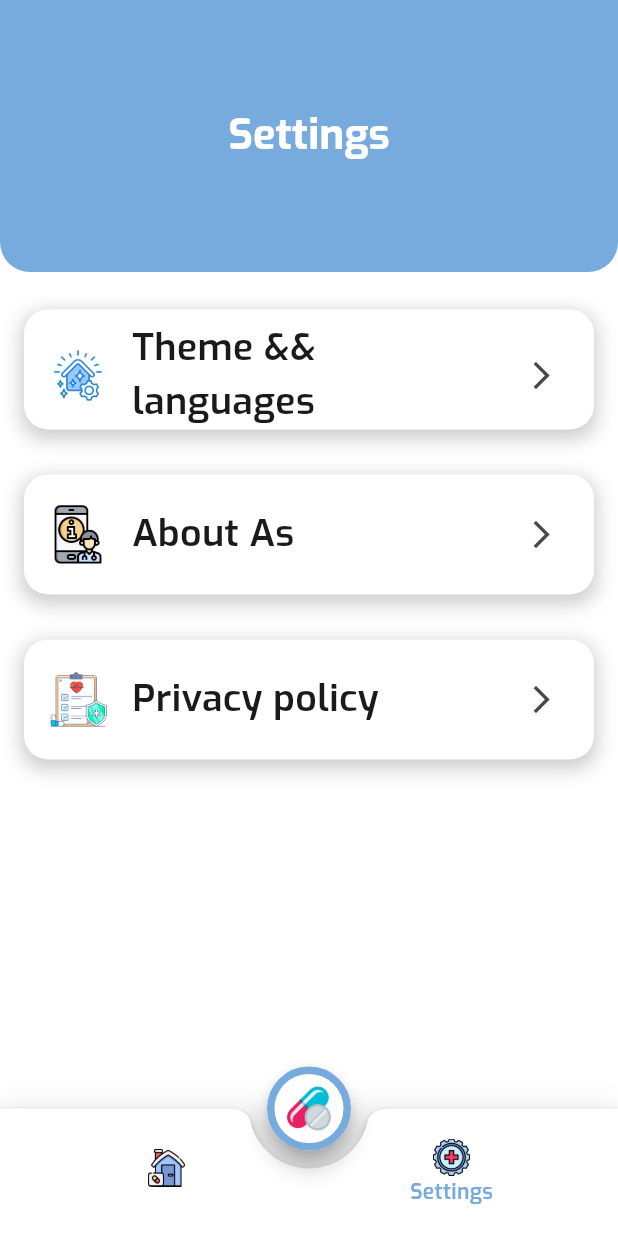
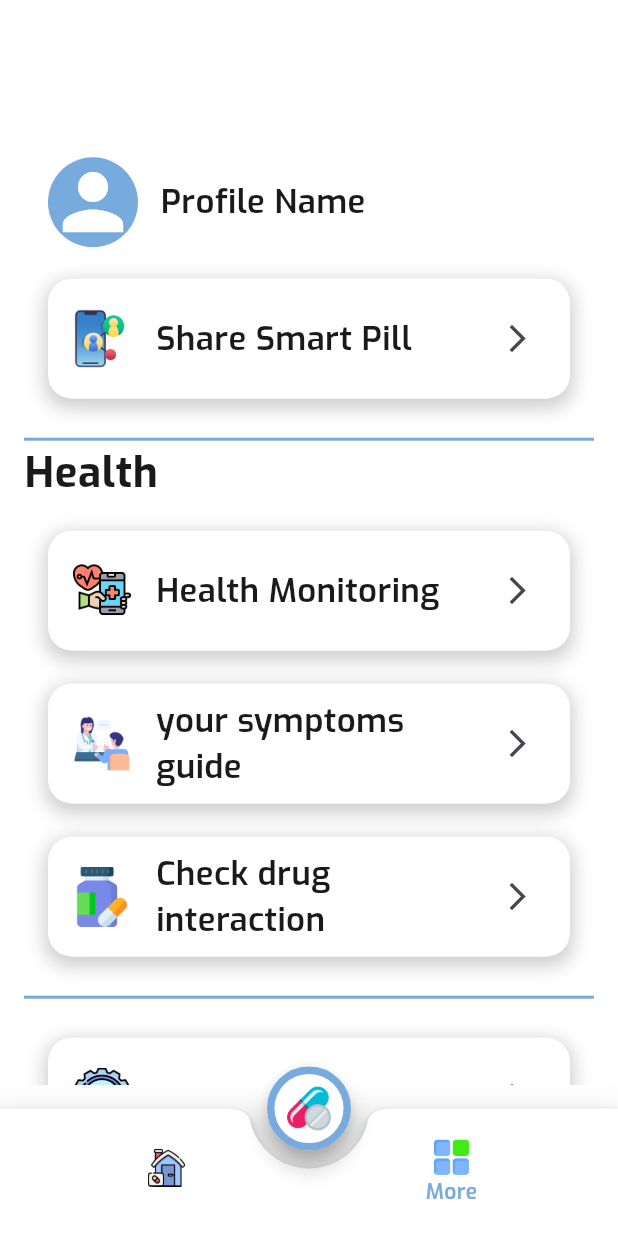
Before and after one commit to AbdAlrahmanmohamedelsayed/smartpill, a Flutter app: the LayoutView screen opened by its route, item 2 of the bottom bar chosen, on a phone screen of 412 x 824 dp. Run offline on Flutter 3.47's test engine with Material 3 defaults, Android fonts, the phone set to English and light mode, and no system bars; our stand-ins replace animate_do, animated_custom_dropdown, easy_date_timeline, flutter_onboarding_slider, lottie.

Commit message:
add drug intercation and chat tips and health moi

```diff
--- a/lib/core/config/appRouter.dart
+++ b/lib/core/config/appRouter.dart
@@ -2,10 +2,14 @@ import 'package:flutter/material.dart';
 import 'package:smartpill/core/config/page_routes_name.dart';
 import 'package:smartpill/features/layout/layout_view.dart';
 import 'package:smartpill/features/screens/Auth/log/Login_view.dart';
+import 'package:smartpill/features/screens/HealthMonitoring/health_view.dart';
 import 'package:smartpill/features/screens/admin/admin_view.dart';
+import 'package:smartpill/features/screens/chatTips/Chat_view.dart';
+import 'package:smartpill/features/screens/drug_interaction/drug_interaction_view.dart';
 import 'package:smartpill/features/screens/onboarding/onboarding_view.dart';
 import 'package:smartpill/features/screens/Auth/signup/signUp_view.dart';
 import 'package:smartpill/features/screens/settings/setting_screens/theme_and_lang_view.dart';
+import 'package:smartpill/features/screens/settings/settings_view.dart';
 import 'package:smartpill/features/screens/splash/splashview.dart';
 
 class AppRouter {
@@ -29,9 +33,21 @@ class AppRouter {
       case PageRoutesName.admin:
         return MaterialPageRoute(
             builder: (context) => AdminView(), settings: settings);
-      case PageRoutesName.theme:
+      case PageRoutesName.themeapp:
         return MaterialPageRoute(
             builder: (context) => ThemeandLangView(), settings: settings);
+      case PageRoutesName.healthMonitoring:
+        return MaterialPageRoute(
+            builder: (context) => HealthView(), settings: settings);
+      case PageRoutesName.druginteraction:
+        return MaterialPageRoute(
+            builder: (context) => DrugInteractionView(), settings: settings);
+      case PageRoutesName.chatTips:
+        return MaterialPageRoute(
+            builder: (context) => ChatView(), settings: settings);
+      case PageRoutesName.settingView:
+        return MaterialPageRoute(
+            builder: (context) => SettingsView(), settings: settings);
       default:
         return MaterialPageRoute(
             builder: (context) => Splashview(), settings: settings);
--- a/lib/core/config/page_routes_name.dart
+++ b/lib/core/config/page_routes_name.dart
@@ -6,5 +6,9 @@ class PageRoutesName {
   static const String login = 'login';
   static const String signup = 'signup';
   static const String admin = 'admin';
-  static const String theme = 'themeandsetting';
+  static const String themeapp = 'themeandsetting';
+  static const String healthMonitoring = 'HealthMonitoring';
+  static const String chatTips = 'chatTips';
+  static const String druginteraction = 'druginteraction';
+  static const String settingView = 'settingView';
 }
--- a/lib/core/theme/app_theme_manager.dart
+++ b/lib/core/theme/app_theme_manager.dart
@@ -16,6 +16,11 @@ class AppThemeManager {
       shape: StadiumBorder(side: BorderSide(width: 5, color: primary)),
     ),
     appBarTheme: AppBarTheme(
+        titleTextStyle: TextStyle(
+            color: primary,
+            fontSize: 22,
+            fontWeight: FontWeight.w700,
+            fontFamily: 'Exo'),
         centerTitle: true,
         backgroundColor: Colors.white,
         iconTheme: IconThemeData(color: primary)),
@@ -32,7 +37,7 @@ class AppThemeManager {
           fontFamily: 'Exo'),
       bodyMedium: TextStyle(
           color: AppColor.textColorPrimary,
-          fontSize: 25,
+          fontSize: 22,
           fontWeight: FontWeight.w600,
           fontFamily: 'Exo'),
       bodySmall: TextStyle(
--- a/lib/features/layout/layout_view.dart
+++ b/lib/features/layout/layout_view.dart
@@ -1,6 +1,6 @@
 import 'package:flutter/material.dart';
 import 'package:smartpill/features/screens/home/home_view.dart';
-import 'package:smartpill/features/screens/settings/settings_view.dart';
+import 'package:smartpill/features/screens/menu/menu_view.dart';
 
 class LayoutView extends StatefulWidget {
   const LayoutView({super.key});
@@ -11,7 +11,7 @@ class LayoutView extends StatefulWidget {
 
 class _LayoutViewState extends State<LayoutView> {
   int selectedIndex = 0;
-  List<Widget> screens = [HomeView(), SettingsView()];
+  List<Widget> screens = [HomeView(), MenuView()];
 
   @override
   Widget build(BuildContext context) {
@@ -55,8 +55,8 @@ class _LayoutViewState extends State<LayoutView> {
                 label: 'Home',
               ),
               BottomNavigationBarItem(
-                icon: Image.asset(width: 25, 'assets/images/icons/setting.png'),
-                label: 'Settings',
+                icon: Image.asset(width: 25, 'assets/images/icons/menu.png'),
+                label: 'More',
               ),
             ],
           ),
--- /dev/null
+++ b/lib/features/screens/menu/menu_view.dart
@@ -0,0 +1,112 @@
+import 'package:flutter/material.dart';
+import 'package:smartpill/core/config/page_routes_name.dart';
+import 'package:smartpill/core/theme/color_pallets.dart';
+import 'package:smartpill/features/screens/widgets/custom_listTile.dart';
+
+class MenuView extends StatelessWidget {
+  const MenuView({super.key});
+
+  @override
+  @override
+  Widget build(BuildContext context) {
+    var theme = Theme.of(context);
+    var media = MediaQuery.of(context);
+    return Padding(
+      padding: const EdgeInsets.all(16.0),
+      child: SingleChildScrollView(
+        child: Column(
+          crossAxisAlignment: CrossAxisAlignment.stretch,
+          children: [
+            Container(
+              padding: const EdgeInsets.all(16),
+              alignment: Alignment.bottomCenter,
+              height: media.size.height * .2,
+              width: media.size.width,
+              child: Row(
+                children: [
+                  const CircleAvatar(
+                      radius: 30,
+                      backgroundColor: AppColor.primaryColor,
+                      child: Icon(
+                          size: 60, color: AppColor.whiteColor, Icons.person)),
+                  const SizedBox(
+                    width: 15,
+                  ),
+                  Text(
+                    'Profile Name',
+                    style: theme.textTheme.bodyMedium,
+                  )
+                ],
+              ),
+            ),
+            CustomListtile(
+              onTap: () {},
+              imagePath: 'assets/images/icons/sharing.png',
+              tittle: 'Share Smart Pill',
+            ),
+            const SizedBox(
+              height: 20,
+            ),
+            Divider(
+              height: 4,
+              thickness: 2,
+              color: theme.primaryColor,
+            ),
+            Text(
+              'Health',
+              style: theme.textTheme.bodyLarge,
+            ),
+            const SizedBox(
+              height: 12,
+            ),
+            CustomListtile(
+              onTap: () {
+                Navigator.pushNamed(context, PageRoutesName.healthMonitoring);
+              },
+              imagePath: 'assets/images/icons/healthcare.png',
+              tittle: 'Health Monitoring',
+            ),
+            const SizedBox(
+              height: 12,
+            ),
+            CustomListtile(
+              onTap: () {
+                Navigator.pushNamed(context, PageRoutesName.chatTips);
+              },
+              imagePath: 'assets/images/icons/advice.png',
+              tittle: 'your symptoms guide',
+            ),
+            const SizedBox(
+              height: 12,
+            ),
+            CustomListtile(
+              onTap: () {
+                Navigator.pushNamed(context, PageRoutesName.druginteraction);
+              },
+              imagePath: 'assets/images/icons/druginteraction.png',
+              tittle: 'Check drug interaction',
+            ),
+            const SizedBox(
+              height: 20,
+            ),
+            Divider(
+              height: 4,
+              thickness: 2,
+              color: theme.primaryColor,
+            ),
+            const SizedBox(
+              height: 20,
+            ),
+            CustomListtile(
+              onTap: () {
+                Navigator.pushNamed(context, PageRoutesName.settingView);
+              },
+              imagePath: 'assets/images/icons/setting.png',
+              tittle: 'Setting App',
+            ),
+          ],
+        ),
+      ),
+    );
+  }
+}
```
Also changed, not shown: lib/features/screens/HealthMonitoring/health_view.dart (added, +15 -0 lines), lib/features/screens/chatTips/Chat_view.dart (added, +15 -0 lines), lib/features/screens/drug_interaction/drug_interaction_view.dart (added, +15 -0 lines), lib/features/screens/settings/settings_view.dart (+23 -4 lines), assets/images/icons/advice.png (added), assets/images/icons/druginteraction.png (added), assets/images/icons/healthcare.png (added), assets/images/icons/menu.png (added), assets/images/icons/sharing.png (added), assets/images/icons/smart-home.png (added), lib/features/screens/widgets/custom_listTile.dart (renamed from lib/features/screens/settings/widgets/custom_listTile.dart).
